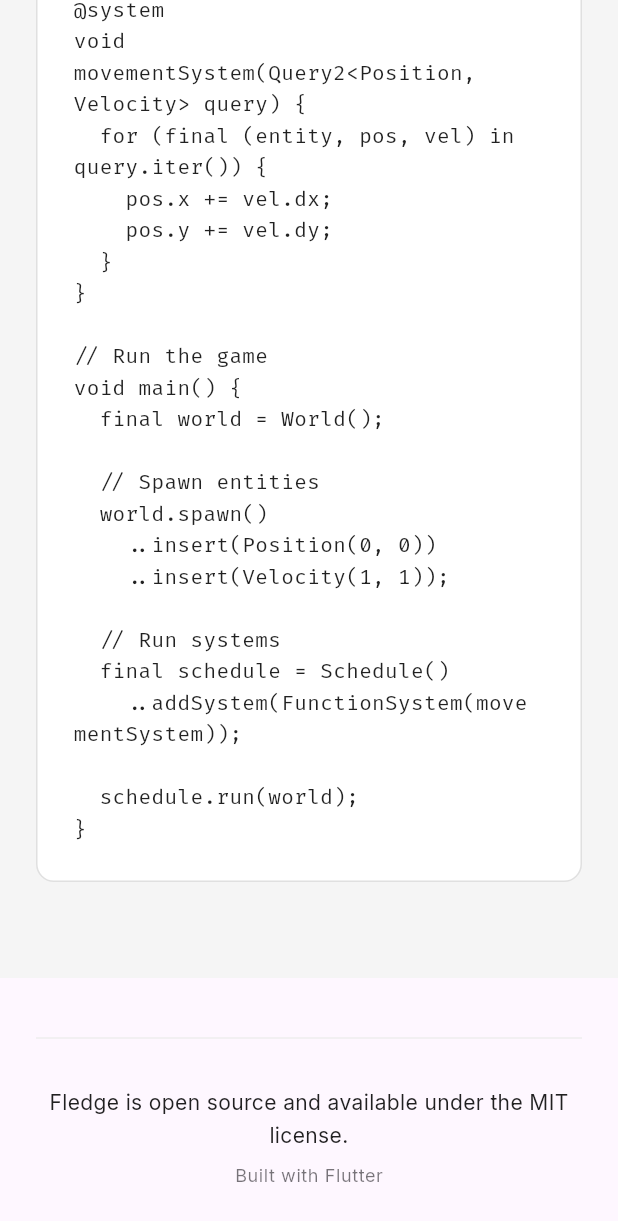
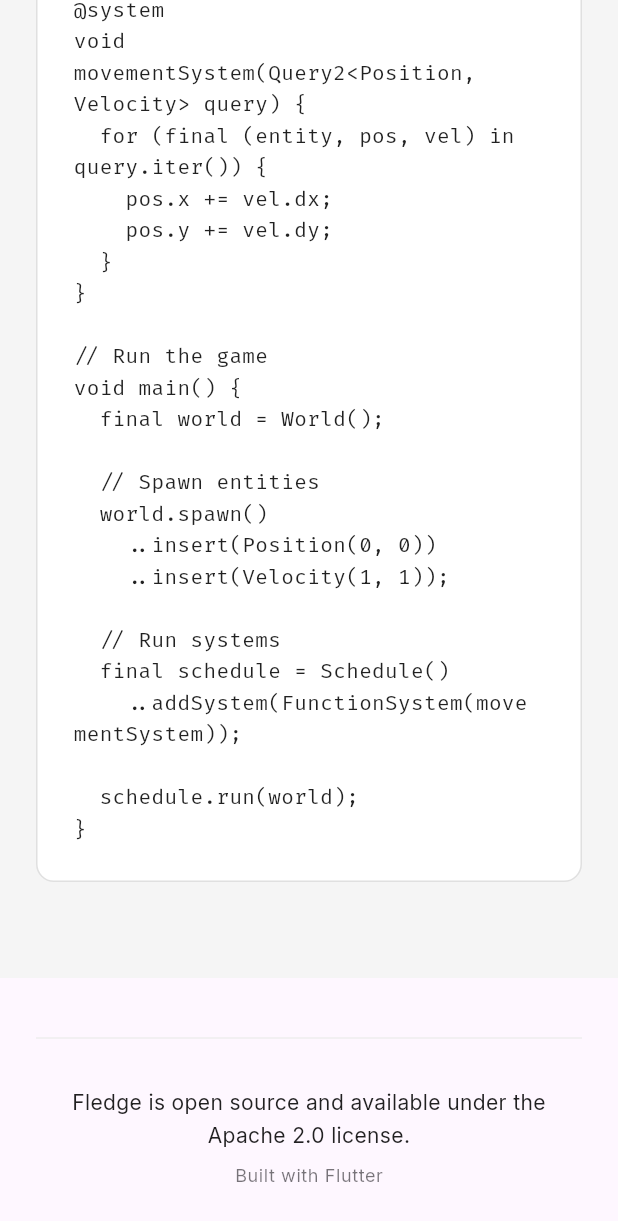
Before and after one commit to fledge-framework/fledge, a Flutter app: the screen it shows after launch, scrolled down 2431 dp, on a phone screen of 412 x 824 dp. Shown: the top 1221 px of the screen. Run offline on Flutter 3.47's test engine with Material 3 defaults, Android fonts, the phone set to English and light mode, and no system bars; our stand-ins replace flutter_highlight, flutter_markdown, go_router, google_fonts; missing offline and left inert: analyzer, build, flutter_soloud, gamepads, markdown, screen_retriever and 3 more.

Commit message:
chore(docs): correct license text

```diff
--- a/docs/lib/pages/home_page.dart
+++ b/docs/lib/pages/home_page.dart
@@ -61,7 +61,8 @@ class HomePage extends StatelessWidget {
             mainAxisAlignment: MainAxisAlignment.center,
             children: [
               ElevatedButton(
-                onPressed: () => context.go('/docs/getting-started/introduction'),
+                onPressed: () =>
+                    context.go('/docs/getting-started/introduction'),
                 style: ElevatedButton.styleFrom(
                   backgroundColor: Colors.white,
                   foregroundColor: FledgeTheme.primaryColor,
@@ -233,7 +234,7 @@ void main() {
           const Divider(),
           const SizedBox(height: 24),
           Text(
-            'Fledge is open source and available under the MIT license.',
+            'Fledge is open source and available under the Apache 2.0 license.',
             style: theme.textTheme.bodyMedium,
             textAlign: TextAlign.center,
           ),
--- a/examples/advanced_ecs/pubspec.yaml
+++ b/examples/advanced_ecs/pubspec.yaml
@@ -1,5 +1,6 @@
 name: advanced_ecs_example
 description: Advanced Fledge ECS example demonstrating states, observers, hierarchies, and more.
+publish_to: none
 
 version: 1.0.0
 
--- a/melos.yaml
+++ b/melos.yaml
@@ -4,6 +4,7 @@ repository: https://github.com/fledge-framework/fledge
 packages:
   - packages/*
   - examples/*
+  - docs
 
 command:
   bootstrap:
```
